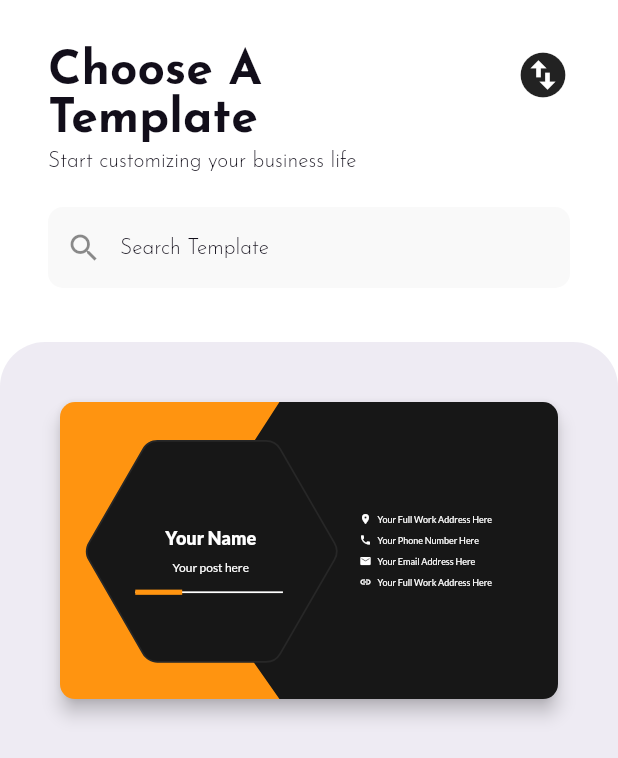
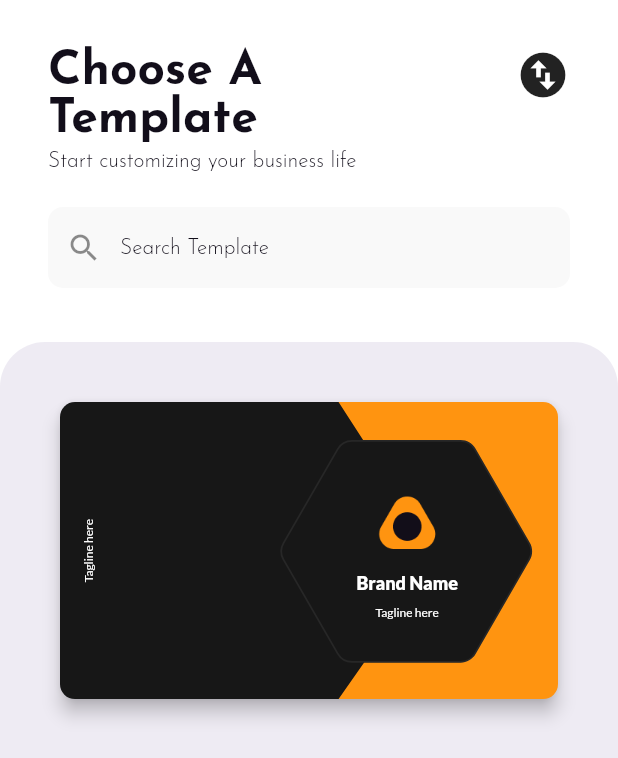
Before and after one commit to Mtconcept/impresa, a Flutter app: the HomeScreen screen opened directly with empty values, on a phone screen of 412 x 824 dp. Shown: the top 758 px of the screen. Run offline on Flutter 3.47's test engine with Material 2 defaults, Android fonts, the phone set to English and light mode, and no system bars; our stand-ins replace cloud_firestore, firebase_auth, firebase_core, flutter_svg, get; accounts and stored records are empty.

Commit message:
Finished Card System Implementation

```diff
--- a/lib/controllers/home_controller.dart
+++ b/lib/controllers/home_controller.dart
@@ -1,14 +1,22 @@
 import 'package:get/get.dart';
+import 'package:impresa/core/utils/card_view.dart';
+import 'package:impresa/views/screens/card_detail_screen.dart';
 
 import '../services/auth_service/auth_service.dart';
 import '../views/screens/login_screen.dart';
 
 class HomeController extends GetxController {
-  bool isFront = true;
+  CardView defaultView = CardView.front;
 
-  void updateView() {
-    isFront = !isFront;
+  void toggleView() {
+    defaultView == CardView.front
+        ? defaultView = CardView.back
+        : defaultView = CardView.front;
     update();
+  }
+
+  void goToCardDetail(int cardId) {
+    Get.to(CardDetailScreen(id: cardId));
   }
 
   void signOut() async {
--- /dev/null
+++ b/lib/models/card_info.dart
@@ -0,0 +1,37 @@
+import 'package:meta/meta.dart';
+
+class CardInfo {
+  final String brandName;
+  final String fullName;
+  final String jobPosition;
+  final String address;
+  final String phoneNumber;
+  final String emailAddress;
+  final String socialOrWebLink;
+  final String tagline;
+  final String logoUrl;
+
+  CardInfo({
+    @required this.brandName,
+    @required this.fullName,
+    @required this.jobPosition,
+    @required this.address,
+    @required this.phoneNumber,
+    @required this.emailAddress,
+    @required this.socialOrWebLink,
+    @required this.tagline,
+    @required this.logoUrl,
+  });
+
+  factory CardInfo.app() => CardInfo(
+        fullName: 'Your Name',
+        brandName: 'Brand Name',
+        address: 'Your Full Work Address Here',
+        emailAddress: 'Your Email Address Here',
+        jobPosition: 'Your Post Here',
+        logoUrl: '',
+        phoneNumber: 'Your Phone Number Here',
+        socialOrWebLink: 'Your Social or Web Link',
+        tagline: 'Tagline here',
+      );
+}
--- /dev/null
+++ b/lib/views/cards/business_card.dart
@@ -0,0 +1,13 @@
+import 'package:flutter/cupertino.dart';
+
+import '../../core/utils/card_view.dart';
+import '../../models/card_info.dart';
+
+abstract class BusinessCard {
+  int get id;
+  CardView get cardView;
+  CardInfo get cardInfo;
+  List<String> get tags;
+  Widget front(BuildContext context);
+  Widget back(BuildContext context);
+}
--- /dev/null
+++ b/lib/views/cards/business_cards_list.dart
@@ -0,0 +1,10 @@
+import '../../core/utils/card_view.dart';
+import '../../models/card_info.dart';
+import 'cards_list/card1.dart';
+
+final cards = [
+  Card1(
+    cardView: CardView.front,
+    cardInfo: CardInfo.app(),
+  ),
+];
--- a/lib/views/cards/card1.dart
+++ b/lib/views/cards/cards_list/card1.dart
@@ -1,25 +1,37 @@
 import 'package:flutter/material.dart';
 import 'package:flutter_svg/flutter_svg.dart';
 
-import '../../core/utils/card_view.dart';
-import '../../core/utils/image_util.dart';
-import '../../core/utils/size_util.dart';
-import '../widgets/business_card_container.dart';
+import '../../../core/utils/card_view.dart';
+import '../../../core/utils/image_util.dart';
+import '../../../core/utils/size_util.dart';
+import '../../../models/card_info.dart';
+import '../../widgets/business_card_container.dart';
+import '../business_card.dart';
 
-class Card1 extends StatelessWidget {
+class Card1 extends StatelessWidget implements BusinessCard {
+  @override
   final int id = 1;
+
+  @override
   final CardView cardView;
 
+  @override
+  final CardInfo cardInfo;
+
+  @override
+  final List<String> tags = const ['Example'];
+
   const Card1({
-    Key key,
     @required this.cardView,
-  }) : super(key: key);
+    @required this.cardInfo,
+  });
 
   @override
   Widget build(BuildContext context) {
     return cardView == CardView.front ? front(context) : back(context);
   }
 
+  @override
   Widget front(BuildContext context) {
     return BusinessCardContainer(
       child: Stack(
@@ -44,12 +56,12 @@ class Card1 extends StatelessWidget {
                     height: 60,
                   ),
                   Text(
-                    'Company Name',
+                    cardInfo.brandName,
                     style: titleStyle,
                   ),
                   SizedBox(height: 8.0),
                   Text(
-                    'Tagline here',
+                    cardInfo.tagline,
                     style: subTitleStyle,
                   ),
                 ],
@@ -63,7 +75,7 @@ class Card1 extends StatelessWidget {
               child: Padding(
                 padding: const EdgeInsets.all(14.0),
                 child: Text(
-                  'Tagline here',
+                  cardInfo.tagline,
                   style: subTitleStyle,
                 ),
               ),
@@ -74,6 +86,7 @@ class Card1 extends StatelessWidget {
     );
   }
 
+  @override
   Widget back(BuildContext context) {
     return BusinessCardContainer(
       child: Stack(
--- /dev/null
+++ b/lib/views/screens/card_detail_screen.dart
@@ -0,0 +1,16 @@
+import 'package:flutter/material.dart';
+
+class CardDetailScreen extends StatelessWidget {
+  final int id;
+
+  const CardDetailScreen({this.id});
+  @override
+  Widget build(BuildContext context) {
+    return Scaffold(
+      appBar: AppBar(),
+      body: Center(
+        child: Text('$id'),
+      ),
+    );
+  }
+}
--- a/lib/views/screens/home_screen.dart
+++ b/lib/views/screens/home_screen.dart
@@ -2,9 +2,8 @@ import 'package:flutter/material.dart';
 import 'package:get/get.dart';
 
 import '../../controllers/home_controller.dart';
-import '../../core/utils/card_view.dart';
 import '../../models/app_user.dart';
-import '../cards/card1.dart';
+import '../cards/business_cards_list.dart';
 import '../widgets/white_status_bar.dart';
 
 class HomeScreen extends StatelessWidget {
@@ -23,25 +22,7 @@ class HomeScreen extends StatelessWidget {
                 children: [
                   homeHeader(context, controller),
                   SizedBox(height: 4.0),
-                  Expanded(
-                    child: Container(
-                      padding:
-                          EdgeInsets.only(top: 40.0, left: 40.0, right: 40.0),
-                      decoration: BoxDecoration(
-                        color: Color(0xFFEEEBF3),
-                        borderRadius: BorderRadius.only(
-                          topLeft: Radius.circular(30),
-                          topRight: Radius.circular(30),
-                        ),
-                      ),
-                      child: Column(
-                        crossAxisAlignment: CrossAxisAlignment.stretch,
-                        children: [
-                          Card1(cardView: CardView.back),
-                        ],
-                      ),
-                    ),
-                  ),
+                  cardsList(controller),
                 ],
               );
             },
@@ -94,4 +75,27 @@ class HomeScreen extends StatelessWidget {
           ],
         ),
       );
+
+  Widget cardsList(HomeController controller) => Expanded(
+        child: Container(
+          padding: EdgeInsets.only(top: 40.0, left: 40.0, right: 40.0),
+          decoration: BoxDecoration(
+            color: Color(0xFFEEEBF3),
+            borderRadius: BorderRadius.only(
+              topLeft: Radius.circular(30),
+              topRight: Radius.circular(30),
+            ),
+          ),
+          child: ListView(
+            children: cards
+                .map(
+                  (card) => GestureDetector(
+                    onTap: () => controller.goToCardDetail(card.id),
+                    child: card,
+                  ),
+                )
+                .toList(),
+          ),
+        ),
+      );
 }
```
